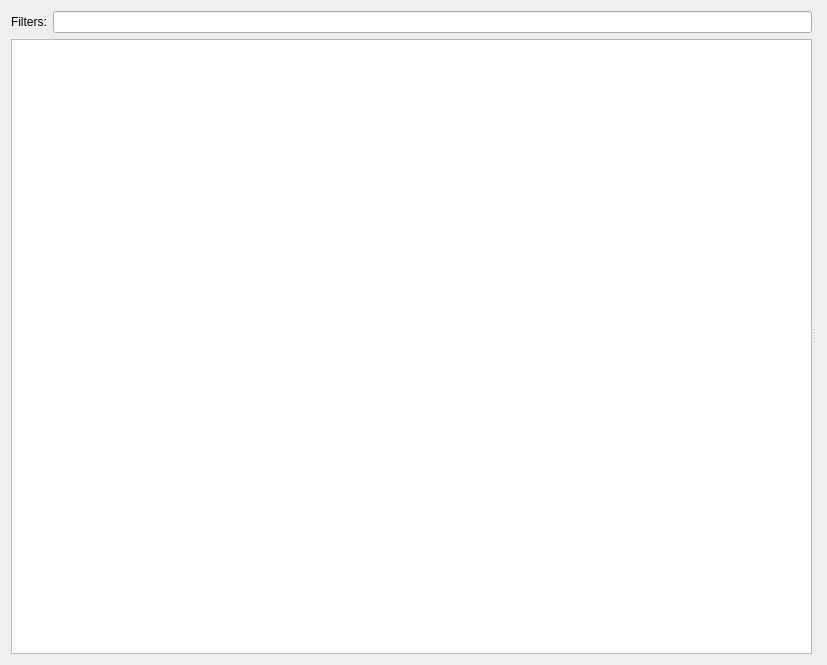
Qt form frontend/application/forms/RecordingGroupView.ui (reframedultimate/ReFramed) before a commit.
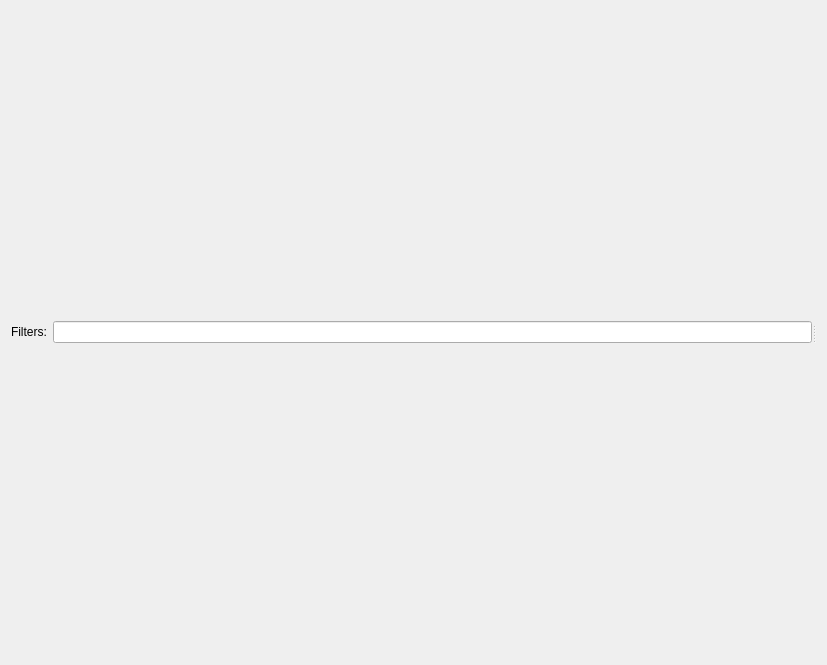
The same form after that commit.

Commit message: Adding drag/drop functionality to recordings and recording groups

Diff of the .ui file:
```diff
--- a/frontend/application/forms/RecordingGroupView.ui
+++ b/frontend/application/forms/RecordingGroupView.ui
@@ -32,14 +32,7 @@
         <widget class="QLineEdit" name="lineEdit_filters"/>
        </item>
        <item row="1" column="0" colspan="2">
-        <widget class="QListWidget" name="listWidget_recordings">
-         <property name="minimumSize">
-          <size>
-           <width>0</width>
-           <height>0</height>
-          </size>
-         </property>
-        </widget>
+        <layout class="QVBoxLayout" name="layout_recordingList"/>
        </item>
       </layout>
      </widget>
```
The commit also changes 8 other files.
